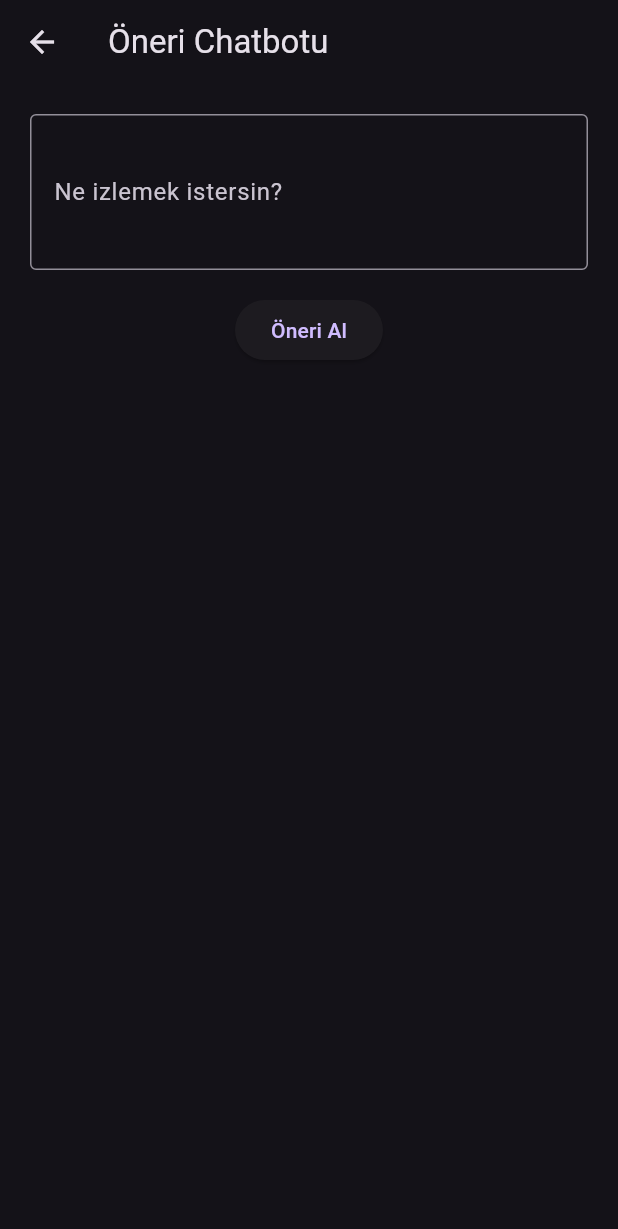
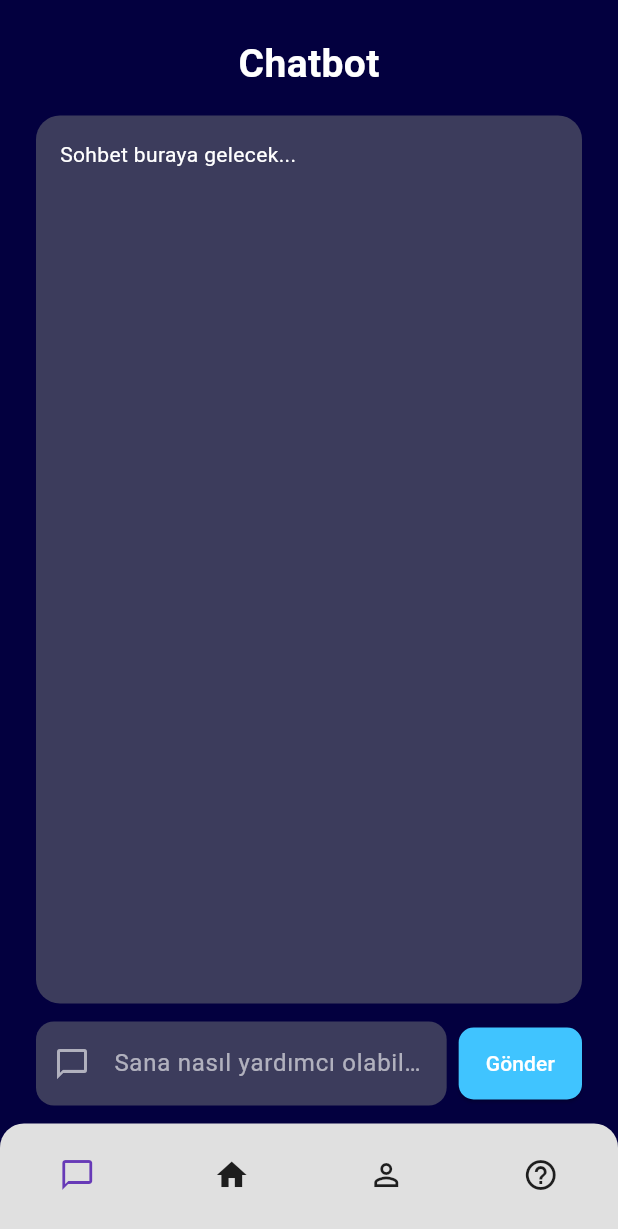
Before and after one commit to elifyarensakar/DiziFilmTakipUygulamasi, a Flutter app: the OneriChatbotEkrani screen opened by its route, on a phone screen of 412 x 824 dp. Shown: the top 1229 px of the screen. Run offline on Flutter 3.47's test engine with Material 3 defaults, Android fonts, the phone set to English and light mode, and no system bars.

Commit message:
Chatbot Arayüz

```diff
--- a/dizifilmtakip/lib/lib/screens/oneri_chatbot_ekrani.dart
+++ b/dizifilmtakip/lib/lib/screens/oneri_chatbot_ekrani.dart
@@ -8,64 +8,157 @@ class OneriChatbotEkrani extends StatefulWidget {
 }
 
 class _OneriChatbotEkraniState extends State<OneriChatbotEkrani> {
-  TextEditingController mesajController = TextEditingController();
-  String? yanit;
+  final TextEditingController mesajController = TextEditingController();
+  final List<String> mesajlar = ["Sohbet buraya gelecek..."];
   bool yukleniyor = false;
 
   Future<void> oneriAl() async {
+    final mesaj = mesajController.text.trim();
+    if (mesaj.isEmpty) return;
+
     setState(() {
       yukleniyor = true;
-      yanit = null;
+      mesajlar.add("Sen: $mesaj");
     });
 
     final response = await http.post(
       Uri.parse('http://172.18.151.65:5000/oneri-chatbotu'),
       headers: {'Content-Type': 'application/json'},
-      body: jsonEncode({"mesaj": mesajController.text.trim()}),
+      body: jsonEncode({"mesaj": mesaj}),
     );
 
-    if (response.statusCode == 200) {
-      final data = jsonDecode(response.body);
-      setState(() {
-        yanit = data['oneri'];
-        yukleniyor = false;
-      });
-    } else {
-      setState(() {
-        yanit = "Bir hata oluştu. Kod: ${response.statusCode}";
-        yukleniyor = false;
-      });
-    }
+    setState(() {
+      yukleniyor = false;
+      if (response.statusCode == 200) {
+        final data = jsonDecode(response.body);
+        mesajlar.add("Chatbot: ${data['message']}");
+      } else {
+        mesajlar.add("Chatbot: Bir hata oluştu. Kod: ${response.statusCode}");
+      }
+      mesajController.clear();
+    });
   }
 
   @override
   Widget build(BuildContext context) {
     return Scaffold(
-      appBar: AppBar(title: Text("Öneri Chatbotu")),
-      body: Padding(
-        padding: const EdgeInsets.all(20),
+      backgroundColor: Color(0xFF03003F),
+      body: SafeArea(
         child: Column(
           children: [
-            TextField(
-              controller: mesajController,
-              maxLines: 3,
-              decoration: InputDecoration(
-                labelText: "Ne izlemek istersin?",
-                border: OutlineInputBorder(),
+            SizedBox(height: 24),
+            Center(
+              child: Text(
+                'Chatbot',
+                style: TextStyle(
+                  fontSize: 26,
+                  color: Colors.white,
+                  fontWeight: FontWeight.bold,
+                ),
               ),
             ),
             SizedBox(height: 16),
-            ElevatedButton(
-              onPressed: oneriAl,
-              child: Text("Öneri Al"),
+            Expanded(
+              child: Padding(
+                padding: const EdgeInsets.symmetric(horizontal: 24),
+                child: Container(
+                  decoration: BoxDecoration(
+                    color: Color(0xFF3C3C5C),
+                    borderRadius: BorderRadius.circular(16),
+                  ),
+                  padding: EdgeInsets.all(16),
+                  child: ListView.builder(
+                    itemCount: mesajlar.length,
+                    itemBuilder: (context, index) {
+                      return Padding(
+                        padding: const EdgeInsets.only(bottom: 12),
+                        child: Text(
+                          mesajlar[index],
+                          style: TextStyle(color: Colors.white),
+                        ),
+                      );
+                    },
+                  ),
+                ),
+              ),
             ),
-            SizedBox(height: 24),
-            if (yukleniyor) CircularProgressIndicator(),
-            if (yanit != null)
-              Text(
-                "Chatbot: $yanit",
-                style: TextStyle(fontSize: 16),
+            Padding(
+              padding: const EdgeInsets.fromLTRB(24, 12, 24, 12),
+              child: Row(
+                children: [
+                  Expanded(
+                    child: TextField(
+                      controller: mesajController,
+                      style: TextStyle(color: Colors.white),
+                      decoration: InputDecoration(
+                        hintText: 'Sana nasıl yardımcı olabilirim ?',
+                        hintStyle: TextStyle(color: Colors.white60),
+                        filled: true,
+                        fillColor: Color(0xFF3C3C5C),
+                        prefixIcon: Icon(
+                          Icons.chat_bubble_outline,
+                          color: Colors.white60,
+                        ),
+                        border: OutlineInputBorder(
+                          borderRadius: BorderRadius.circular(12),
+                          borderSide: BorderSide.none,
+                        ),
+                      ),
+                    ),
+                  ),
+                  SizedBox(width: 8),
+                  ElevatedButton(
+                    onPressed: yukleniyor ? null : oneriAl,
+                    style: ElevatedButton.styleFrom(
+                      backgroundColor: Colors.lightBlueAccent,
+                      padding: EdgeInsets.symmetric(
+                        horizontal: 18,
+                        vertical: 14,
+                      ),
+                      shape: RoundedRectangleBorder(
+                        borderRadius: BorderRadius.circular(10),
+                      ),
+                    ),
+                    child: Text(
+                      "Gönder",
+                      style: TextStyle(color: Colors.white),
+                    ),
+                  ),
+                ],
               ),
+            ),
+            Container(
+              padding: EdgeInsets.symmetric(vertical: 8),
+              decoration: BoxDecoration(
+                color: Colors.grey.shade300,
+                borderRadius: BorderRadius.vertical(top: Radius.circular(16)),
+              ),
+              child: BottomNavigationBar(
+                backgroundColor: Colors.transparent,
+                elevation: 0,
+                selectedItemColor: Colors.deepPurple,
+                unselectedItemColor: Colors.black87,
+                type: BottomNavigationBarType.fixed,
+                showSelectedLabels: false,
+                showUnselectedLabels: false,
+                onTap: (index) {},
+                items: const [
+                  BottomNavigationBarItem(
+                    icon: Icon(Icons.chat_bubble_outline),
+                    label: '',
+                  ),
+                  BottomNavigationBarItem(icon: Icon(Icons.home), label: ''),
+                  BottomNavigationBarItem(
+                    icon: Icon(Icons.person_outline),
+                    label: '',
+                  ),
+                  BottomNavigationBarItem(
+                    icon: Icon(Icons.help_outline),
+                    label: '',
+                  ),
+                ],
+              ),
+            ),
           ],
         ),
       ),
--- a/dizifilmtakip/lib/main.dart
+++ b/dizifilmtakip/lib/main.dart
@@ -305,8 +305,6 @@ class _KayitSayfasiState extends State<KayitSayfasi> {
 
 // ======================== ANA SAYFA ========================
 
-// ======================== FİGMA UYUMLU ANA SAYFA ========================
-
 class AnaSayfa extends StatelessWidget {
   final String kullaniciEmail;
   AnaSayfa({required this.kullaniciEmail});
@@ -314,7 +312,7 @@ class AnaSayfa extends StatelessWidget {
   @override
   Widget build(BuildContext context) {
     return Scaffold(
-      backgroundColor: Color(0xFF03003F), // Figma'daki lacivert arka plan
+      backgroundColor: Color(0xFF03003F),
       body: SafeArea(
         child: Padding(
           padding: const EdgeInsets.symmetric(horizontal: 24, vertical: 40),
@@ -349,7 +347,6 @@ class AnaSayfa extends StatelessWidget {
                   ),
                 ),
               ),
-              // Geri kalan içerik burada olacaksa eklenebilir
             ],
           ),
         ),
@@ -368,9 +365,7 @@ class AnaSayfa extends StatelessWidget {
           unselectedItemColor: Colors.black87,
           showSelectedLabels: false,
           showUnselectedLabels: false,
-          onTap: (index) {
-            // Navigation işlemleri
-          },
+          onTap: (index) {},
           items: const [
             BottomNavigationBarItem(
               icon: Icon(Icons.chat_bubble_outline),
```
